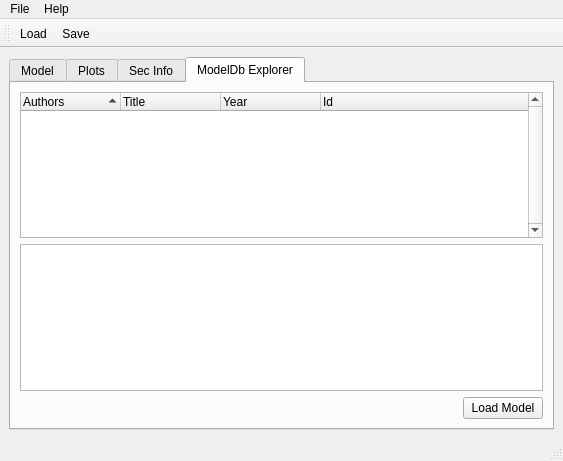
Before: the Qt Designer form src/neuronvisio/ui/neuronvisio.ui in mattions/neuronvisio, drawn with Qt 5.
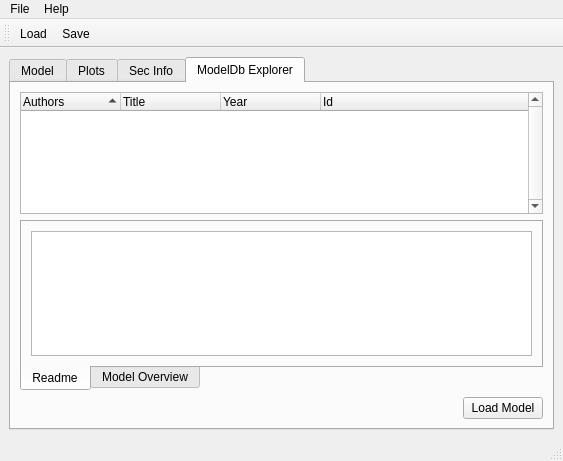
After: the same form once the commit is applied. The open tabs and pages were chosen to show the change. Icons and pictures are not drawn.

Commit message: Added the model_overview and the readme in a tab widget.

Patch:
```diff
--- a/src/neuronvisio/ui/neuronvisio.ui
+++ b/src/neuronvisio/ui/neuronvisio.ui
@@ -448,7 +448,34 @@
            </widget>
           </item>
           <item>
-           <widget class="QTextEdit" name="textEdit"/>
+           <widget class="QTabWidget" name="tabWidget_2">
+            <property name="tabPosition">
+             <enum>QTabWidget::South</enum>
+            </property>
+            <property name="currentIndex">
+             <number>0</number>
+            </property>
+            <widget class="QWidget" name="tab_5">
+             <attribute name="title">
+              <string>Readme</string>
+             </attribute>
+             <layout class="QVBoxLayout" name="verticalLayout_7">
+              <item>
+               <widget class="QTextEdit" name="textEdit_readme"/>
+              </item>
+             </layout>
+            </widget>
+            <widget class="QWidget" name="tab_6">
+             <attribute name="title">
+              <string>Model Overview</string>
+             </attribute>
+             <layout class="QVBoxLayout" name="verticalLayout_8">
+              <item>
+               <widget class="QTextEdit" name="textEdit_model_overview"/>
+              </item>
+             </layout>
+            </widget>
+           </widget>
           </item>
           <item>
            <layout class="QHBoxLayout" name="horizontalLayout_5">
```
The commit also changes 2 other files.
